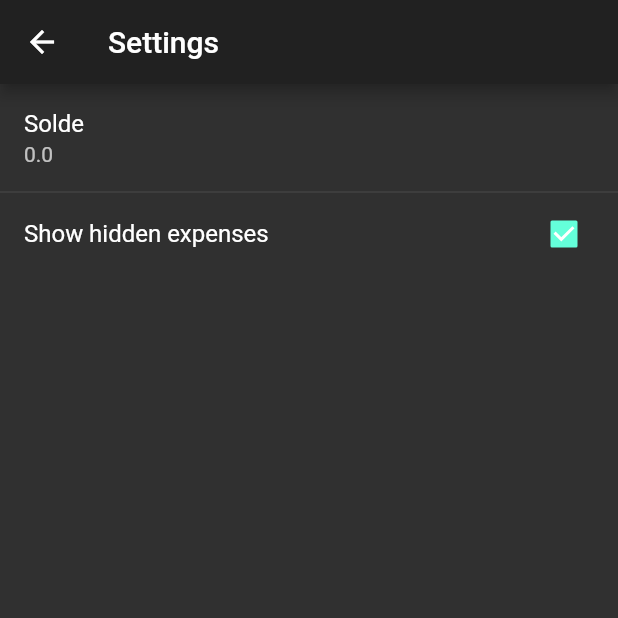
After one commit to fabricenyonato/my_expenses, a Flutter app: the SettingsPage screen opened by its route, after a tap on "Show hidden expenses", on a phone screen of 412 x 824 dp, the top half of it. The commit adds this screen. Run offline on Flutter 3.47's test engine with Material 2 defaults, Android fonts, the phone set to English and light mode, and no system bars; our stand-ins replace shared_preferences, sqflite; accounts and stored records are empty.

Commit message:
after refonte

```diff
--- a/lib/app.dart
+++ b/lib/app.dart
@@ -2,10 +2,12 @@ import 'package:flutter/material.dart';
 import './expenses_page.dart';
 import './add_expense_page.dart';
 import './utils.dart';
+import './settings_page.dart';
 
 class App extends StatelessWidget {
     final ThemeData _theme = new ThemeData(
-        primarySwatch: Colors.indigo,
+        primarySwatch: Colors.red,
+        brightness: Brightness.dark
     );
 
     @override
@@ -19,5 +21,6 @@ class App extends StatelessWidget {
     Map<String, WidgetBuilder> _getRoutes(BuildContext context) => {
         Routes.EXPENSES_PAGE: (context) => new ExpensesPage(),
         Routes.ADD_EXPENSE_PAGE: (context) => new AddExpensePage(),
+        Routes.SETTINGS: (context) => new SettingsPage(),
     };
 }
--- /dev/null
+++ b/lib/settings_page.dart
@@ -0,0 +1,83 @@
+import 'dart:async';
+import 'package:flutter/material.dart';
+import 'package:shared_preferences/shared_preferences.dart';
+import './utils.dart';
+
+class SettingsPage extends StatefulWidget {
+    @override
+    _SettingsPageState createState() => _SettingsPageState();
+}
+
+class _SettingsPageState extends State<SettingsPage> {
+    bool _showHiddenExpenses = false;
+    double _solde = 0.0;
+
+    @override
+    void initState() {
+        super.initState();
+
+        SharedPreferences.getInstance()
+        .then((SharedPreferences prefs) {
+            setState(() {
+                _showHiddenExpenses = prefs.getBool(SettingKey.SHOW_HIDDEN_EXPENSES) ?? false;
+            });
+        })
+        .catchError((e) {
+            print(e);
+        });
+    }
+
+    @override
+    void dispose() {
+        super.dispose();
+    }
+
+    @override
+    Widget build(BuildContext context) {
+        return WillPopScope(
+            onWillPop: _onWillPop,
+            child: Scaffold(
+                appBar: AppBar(
+                    title: Text('Settings'),
+                ),
+                body: ListView(
+                    children: ListTile.divideTiles(
+                        context: context,
+                        tiles: [
+                            ListTile(
+                                title: Text('Solde'),
+                                subtitle: Text(_solde.toString()),
+                            ),
+                            CheckboxListTile(
+                                title: Text('Show hidden expenses'),
+                                value: _showHiddenExpenses,
+                                onChanged: (bool value) {
+                                    SharedPreferences.getInstance()
+                                    .then((SharedPreferences prefs) {
+                                        setState(() {
+                                            prefs.setBool(SettingKey.SHOW_HIDDEN_EXPENSES, value);
+
+                                            setState(() {
+                                                _showHiddenExpenses = value;
+                                            });
+                                        });
+                                    })
+                                    .catchError((e) {
+                                        print(e);
+                                    });
+                                },
+                            )
+                        ]
+                    ).toList()
+                ),
+            ),
+        );
+    }
+
+    Future<bool> _onWillPop() async {
+        Navigator.pop(context, {
+            'showHiddenExpenses': _showHiddenExpenses
+        });
+        return false;
+    }
+}
--- a/pubspec.yaml
+++ b/pubspec.yaml
@@ -16,6 +16,7 @@ dependencies:
   # path_provider: "^0.4.1"
   path: "^1.6.1"
   intl: "^0.15.6"
+  shared_preferences: "^0.4.2"
 
   # The following adds the Cupertino Icons font to your application.
   # Use with the CupertinoIcons class for iOS style icons.
```
Also changed, not shown: lib/add_expense_page.dart (+10 -5 lines), lib/expenses_page.dart (+104 -22 lines), lib/my_expenses_db.dart (+39 -26 lines), lib/update_expense_page.dart (added, +139 -0 lines), lib/utils.dart (+37 -5 lines), pubspec.lock, 1 other file.
